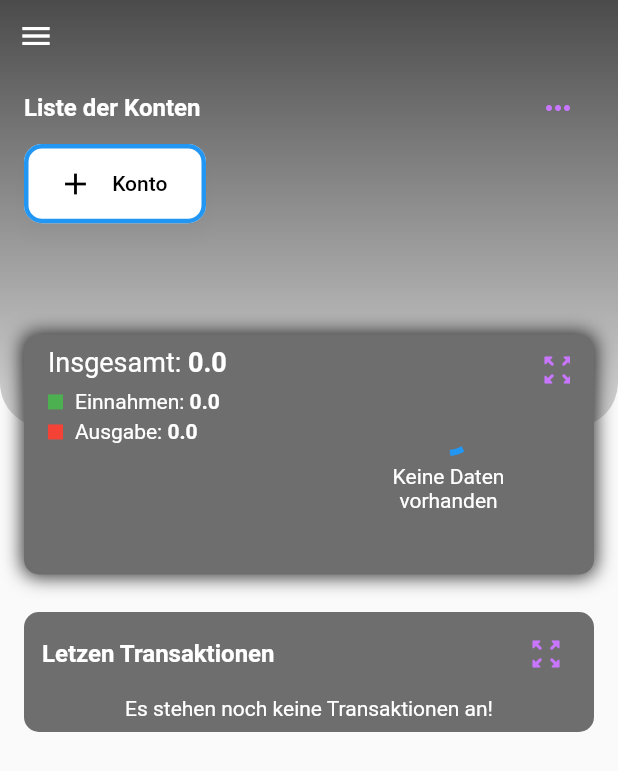
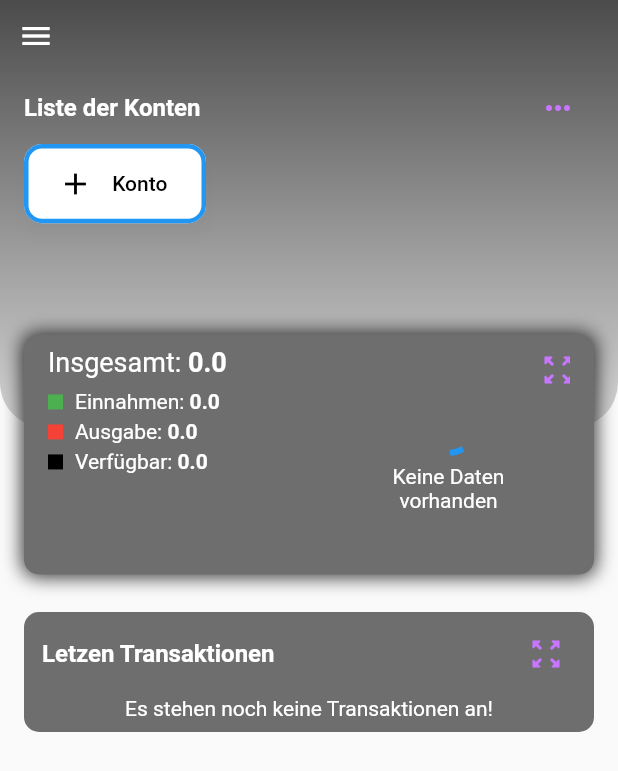
Before and after one commit to berkkan22/finanz_app, a Flutter app: the screen it shows after launch, on a phone screen of 412 x 824 dp. Shown: the top 771 px of the screen. Run offline on Flutter 3.47's test engine with Material 2 defaults, Android fonts, the phone set to English and light mode, and no system bars; our stand-ins replace fl_chart, flutter_colorpicker, flutter_riverpod, fluttertoast, hive, hive_flutter and 2 more; missing offline and left inert: custom_floating_action_button; accounts and stored records are empty.

Commit message:
added available money in info card and fixed katogorie name

```diff
--- a/lib/components/infoCard.dart
+++ b/lib/components/infoCard.dart
@@ -102,6 +102,32 @@ class InfoCard extends StatelessWidget {
                               ),
                             ),
                           ],
+                        ),
+                        const SizedBox(height: 4),
+                        Row(
+                          children: [
+                            Container(
+                              width: 10,
+                              height: 10,
+                              color: Colors.black,
+                            ),
+                            const SizedBox(width: 8),
+                            const Text(
+                              "Verfügbar: ",
+                              style: TextStyle(color: white, fontSize: 14),
+                            ),
+                            Text(
+                              (chartState.total[0] -
+                                      chartState.total[1] -
+                                      chartState.total[2])
+                                  .toString(),
+                              style: const TextStyle(
+                                color: white,
+                                fontSize: 14,
+                                fontWeight: FontWeight.bold,
+                              ),
+                            ),
+                          ],
                         )
                       ],
                     ),
--- a/lib/components/pieChart.dart
+++ b/lib/components/pieChart.dart
@@ -35,7 +35,7 @@ class _ChartState extends State<Chart> {
         percent: (100 /
             widget.data[0] *
             (widget.data[0] - widget.data[1] - widget.data[2])),
-        color: Colors.grey,
+        color: Colors.black,
       ),
     );
 
--- a/lib/components/scrollable_row_chips.dart
+++ b/lib/components/scrollable_row_chips.dart
@@ -1,5 +1,3 @@
-import 'dart:math';
-
 import 'package:finanz_app/models/konten.dart';
 import 'package:flutter/material.dart';
 
@@ -51,7 +49,7 @@ class _ScrollableRowOfChipsState extends State<ScrollableRowOfChips> {
                   backgroundColor: widget.selected[index]
                       ? Color(widget.chipListKonten != null
                           ? widget.chipListKonten![index].color
-                          : Random().nextInt(0xffffffff))
+                          : widget.chipListKategorie![index].color)
                       : Colors.transparent,
                   shape: const RoundedRectangleBorder(
                     borderRadius: BorderRadius.only(
@@ -64,7 +62,7 @@ class _ScrollableRowOfChipsState extends State<ScrollableRowOfChips> {
                   side: const BorderSide(color: Colors.black, width: 2),
                   label: Text(widget.chipListKonten != null
                       ? widget.chipListKonten![index].toName()
-                      : widget.chipListKategorie![index].toName()),
+                      : widget.chipListKategorie![index].name),
                 ),
               ),
               const SizedBox(width: 16),
--- a/lib/components/transaktion.dart
+++ b/lib/components/transaktion.dart
@@ -51,9 +51,7 @@ class TransaktionTile extends StatelessWidget {
               crossAxisAlignment: CrossAxisAlignment.start,
               children: [
                 Text(
-                  transaktion.name ??
-                      transaktion.kategorie?.toName() ??
-                      "NO NAME",
+                  transaktion.name ?? transaktion.kategorie?.name ?? "NO NAME",
                   style: const TextStyle(
                       fontSize: 16, fontWeight: FontWeight.w500),
                 ),
--- a/lib/models/konten.dart
+++ b/lib/models/konten.dart
@@ -117,27 +117,21 @@ enum TransaktionsType {
 /// shoping
 /// Muss auch eine class sein damit man es einspeichern kann
 @HiveType(typeId: 6)
-enum Kategorie {
+class Kategorie {
   @HiveField(0)
-  shopping,
+  String name;
 
   @HiveField(1)
-  food,
+  int color;
 
   @HiveField(2)
-  bills,
+  String iconName;
 
-  @HiveField(3)
-  entertainment,
-
-  @HiveField(4)
-  transport,
-
-  @HiveField(5)
-  medikamente,
-
-  @HiveField(6)
-  addOwn,
+  Kategorie({
+    required this.name,
+    required this.color,
+    required this.iconName,
+  });
 }
 
 extension ParseToNameKategorie on Kategorie {
```
Also changed, not shown: lib/core/functions.dart (+11 -0 lines), lib/core/globals.dart (+13 -0 lines), lib/main.dart (+13 -0 lines), lib/screens/add_transaktion_page.dart (+15 -10 lines), lib/screens/homepage.dart (+6 -3 lines), lib/models/konten.g.dart.
